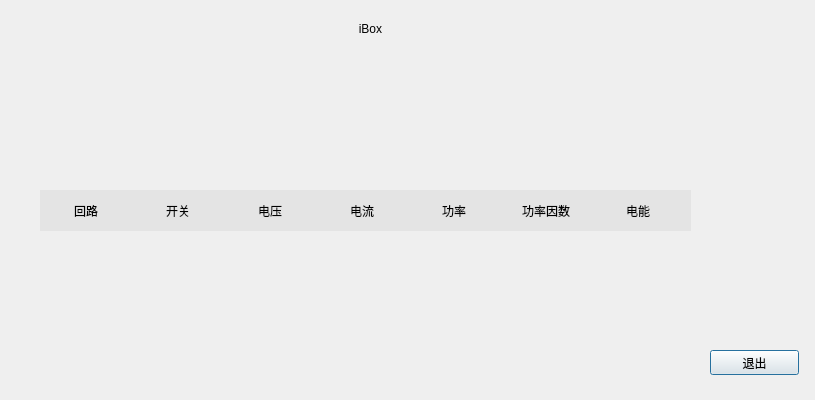
Old version of the form BusBar-Qt/branch/box/boxdlg.ui in the repository luozhiyong131/BusBar.
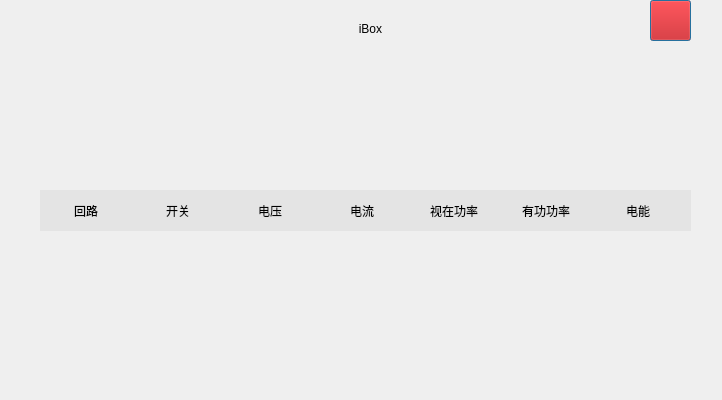
New version of the form. Icons and pictures are not drawn.

Diff of the .ui file:
```diff
--- a/BusBar-Qt/branch/box/boxdlg.ui
+++ b/BusBar-Qt/branch/box/boxdlg.ui
@@ -6,7 +6,7 @@
    <rect>
     <x>0</x>
     <y>0</y>
-    <width>815</width>
+    <width>722</width>
     <height>400</height>
    </rect>
   </property>
@@ -17,8 +17,7 @@
    <string>helloworld</string>
   </property>
   <property name="styleSheet">
-   <string notr="true">color: rgb(0, 0, 0);
-</string>
+   <string notr="true"/>
   </property>
   <property name="modal">
    <bool>false</bool>
@@ -74,7 +73,7 @@
     <rect>
      <x>30</x>
      <y>50</y>
-     <width>771</width>
+     <width>661</width>
      <height>121</height>
     </rect>
    </property>
@@ -85,14 +84,27 @@
   <widget class="QPushButton" name="pushButton">
    <property name="geometry">
     <rect>
-     <x>710</x>
-     <y>350</y>
-     <width>89</width>
-     <height>25</height>
+     <x>650</x>
+     <y>0</y>
+     <width>41</width>
+     <height>41</height>
     </rect>
    </property>
+   <property name="styleSheet">
+    <string notr="true">background-color: rgb(204, 0, 0);</string>
+   </property>
    <property name="text">
-    <string>退出</string>
+    <string/>
+   </property>
+   <property name="icon">
+    <iconset resource="../../images.qrc">
+     <normaloff>:/new/prefix1/image/cancel.png</normaloff>:/new/prefix1/image/cancel.png</iconset>
+   </property>
+   <property name="iconSize">
+    <size>
+     <width>41</width>
+     <height>41</height>
+    </size>
    </property>
   </widget>
   <widget class="QWidget" name="line1Wid_2" native="true">
@@ -211,7 +223,7 @@
        </size>
       </property>
       <property name="text">
-       <string>功率</string>
+       <string>视在功率</string>
       </property>
       <property name="alignment">
        <set>Qt::AlignCenter</set>
@@ -233,7 +245,7 @@
        </size>
       </property>
       <property name="text">
-       <string>功率因数</string>
+       <string>有功功率</string>
       </property>
       <property name="alignment">
        <set>Qt::AlignCenter</set>
```
Left out of the diff: 4 changed lines with no effect on the pictures.
